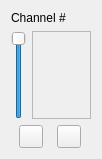
atesteve/psxplayer, file src/channel-widget.ui: the form before one commit.
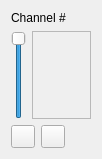
The form after the commit. Icons and pictures are not drawn.

Diff of the .ui file:
```diff
--- a/src/channel-widget.ui
+++ b/src/channel-widget.ui
@@ -88,6 +88,19 @@
        </property>
       </widget>
      </item>
+     <item>
+      <spacer name="horizontalSpacer_2">
+       <property name="orientation">
+        <enum>Qt::Orientation::Horizontal</enum>
+       </property>
+       <property name="sizeHint" stdset="0">
+        <size>
+         <width>0</width>
+         <height>0</height>
+        </size>
+       </property>
+      </spacer>
+     </item>
     </layout>
    </item>
   </layout>
```
Left out of the diff: 6 changed lines with no effect on the pictures.
